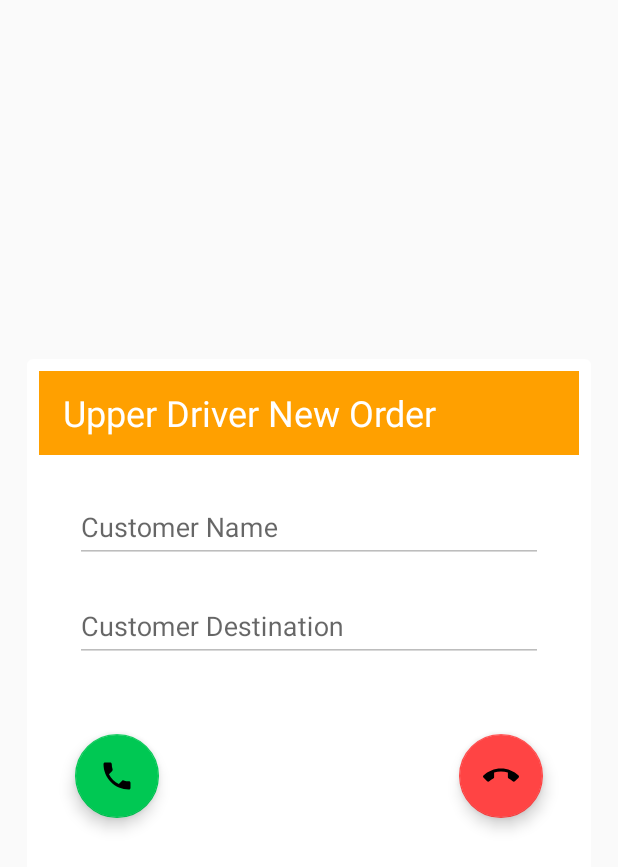
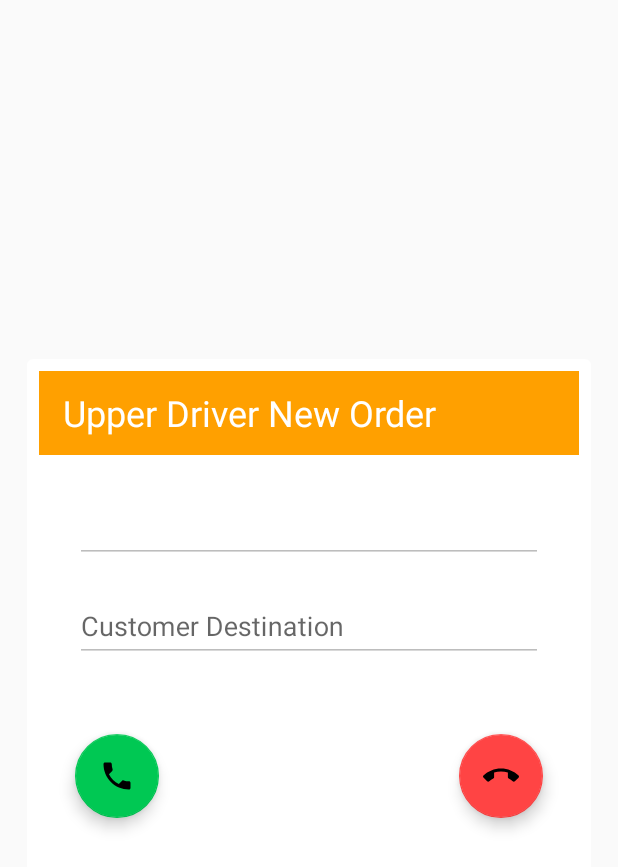
Before and after one commit to BisoDevil/AswanCabDriver, an Android app: the layout activity_trip.xml on its own in the app's theme, with its tools: preview values and no code run, on a phone screen of 412 x 824 dp. Shown: the top 867 px of the screen. Run offline under Robolectric (Android 15) with nearby library versions, the light colour scheme and no system bars.

Commit message:
Final App

```diff
--- a/app/src/main/res/layout/activity_trip.xml
+++ b/app/src/main/res/layout/activity_trip.xml
@@ -91,7 +91,6 @@
                     android:layout_height="wrap_content"
                     android:editable="false"
                     android:enabled="false"
-                    android:hint="@string/customer_name"
                     android:onClick="callUser" />
             </android.support.design.widget.TextInputLayout>
 
```
